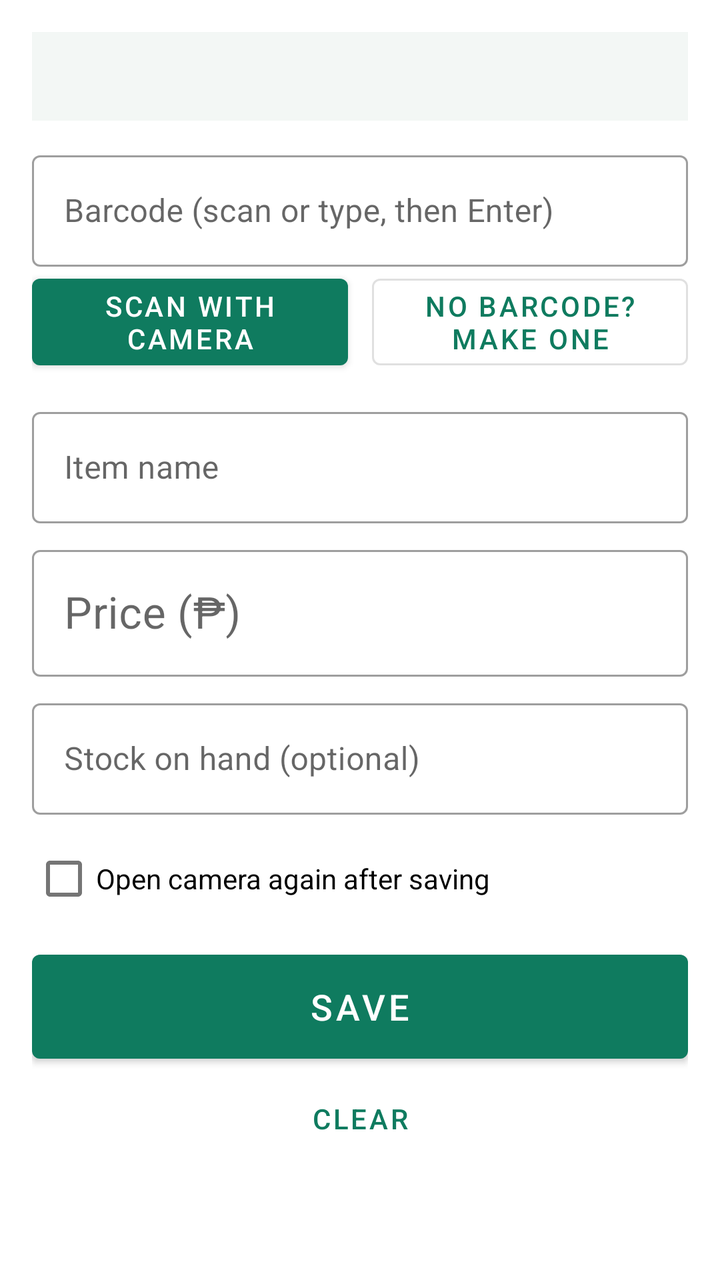
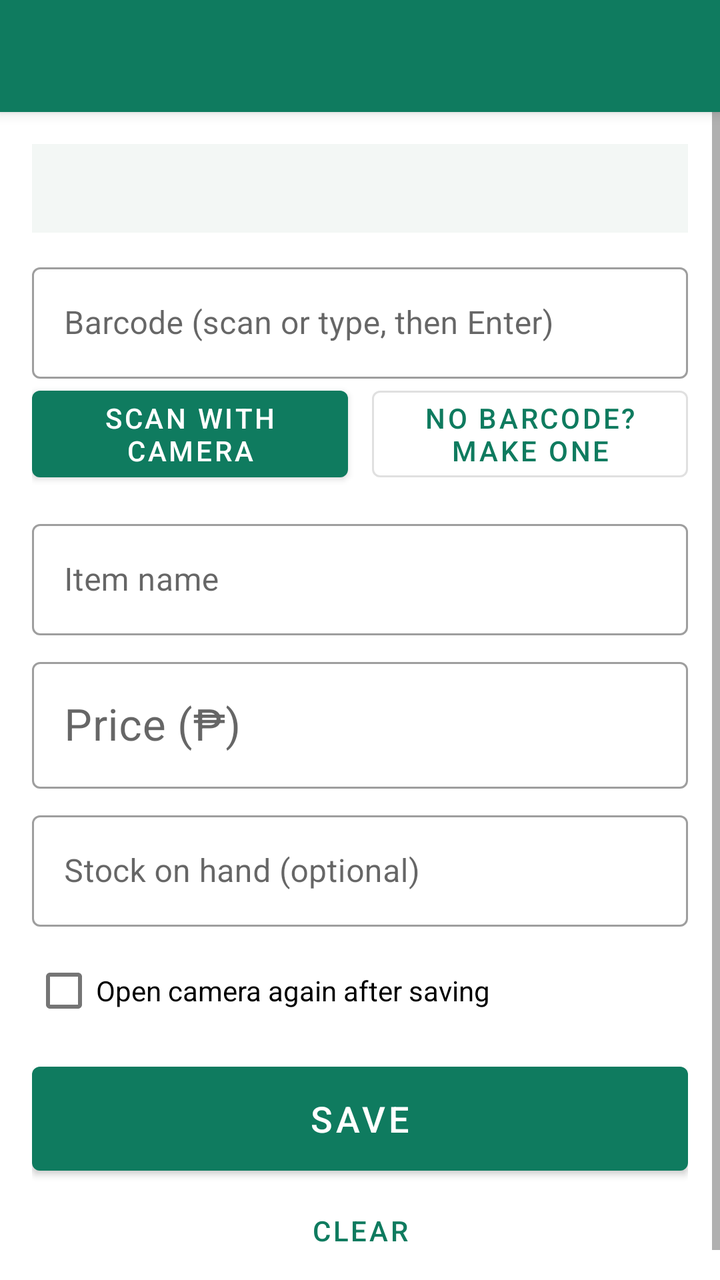

Screens rendered from an Android XML layout before and after an edit, with the pre-edit source and the edit as a unified diff.
<!-- AndroidManifest.xml: application theme Theme.StorePOS -->
<!-- res/layout/activity_register.xml -->
<?xml version="1.0" encoding="utf-8"?>
<ScrollView xmlns:android="http://schemas.android.com/apk/res/android"
    android:layout_width="match_parent"
    android:layout_height="match_parent">

    <LinearLayout
        android:layout_width="match_parent"
        android:layout_height="wrap_content"
        android:orientation="vertical"
        android:padding="16dp">

        <TextView
            android:id="@+id/status"
            android:layout_width="match_parent"
            android:layout_height="wrap_content"
            android:background="@color/card_bg"
            android:padding="12dp"
            android:textSize="15sp" />

        <com.google.android.material.textfield.TextInputLayout
            style="@style/Widget.MaterialComponents.TextInputLayout.OutlinedBox"
            android:layout_width="match_parent"
            android:layout_height="wrap_content"
            android:layout_marginTop="12dp"
            android:hint="@string/hint_barcode">
            <com.google.android.material.textfield.TextInputEditText
                android:id="@+id/fieldBarcode"
                android:layout_width="match_parent"
                android:layout_height="wrap_content"
                android:imeOptions="actionDone"
                android:inputType="text"
                android:maxLines="1"
                android:singleLine="true" />
        </com.google.android.material.textfield.TextInputLayout>

        <LinearLayout
            android:layout_width="match_parent"
            android:layout_height="wrap_content"
            android:orientation="horizontal">
            <com.google.android.material.button.MaterialButton
                android:id="@+id/btnScan"
                android:layout_width="0dp"
                android:layout_height="wrap_content"
                android:layout_marginEnd="6dp"
                android:layout_weight="1"
                android:text="@string/btn_scan" />
            <com.google.android.material.button.MaterialButton
                android:id="@+id/btnGenerate"
                style="@style/Widget.MaterialComponents.Button.OutlinedButton"
                android:layout_width="0dp"
                android:layout_height="wrap_content"
                android:layout_marginStart="6dp"
                android:layout_weight="1"
                android:text="@string/btn_generate" />
        </LinearLayout>

        <com.google.android.material.textfield.TextInputLayout
            style="@style/Widget.MaterialComponents.TextInputLayout.OutlinedBox"
            android:layout_width="match_parent"
            android:layout_height="wrap_content"
            android:layout_marginTop="12dp"
            android:hint="@string/hint_name">
            <com.google.android.material.textfield.TextInputEditText
                android:id="@+id/fieldName"
                android:layout_width="match_parent"
                android:layout_height="wrap_content"
                android:imeOptions="actionNext"
                android:inputType="textCapWords"
                android:maxLines="1"
                android:singleLine="true" />
        </com.google.android.material.textfield.TextInputLayout>

        <com.google.android.material.textfield.TextInputLayout
            style="@style/Widget.MaterialComponents.TextInputLayout.OutlinedBox"
            android:layout_width="match_parent"
            android:layout_height="wrap_content"
            android:layout_marginTop="8dp"
            android:hint="@string/hint_price">
            <com.google.android.material.textfield.TextInputEditText
                android:id="@+id/fieldPrice"
                android:layout_width="match_parent"
                android:layout_height="wrap_content"
                android:imeOptions="actionNext"
                android:inputType="numberDecimal"
                android:maxLines="1"
                android:textSize="22sp" />
        </com.google.android.material.textfield.TextInputLayout>

        <com.google.android.material.textfield.TextInputLayout
            style="@style/Widget.MaterialComponents.TextInputLayout.OutlinedBox"
            android:layout_width="match_parent"
            android:layout_height="wrap_content"
            android:layout_marginTop="8dp"
            android:hint="@string/hint_stock">
            <com.google.android.material.textfield.TextInputEditText
                android:id="@+id/fieldStock"
                android:layout_width="match_parent"
                android:layout_height="wrap_content"
                android:imeOptions="actionDone"
                android:inputType="number"
                android:maxLines="1" />
        </com.google.android.material.textfield.TextInputLayout>

        <CheckBox
            android:id="@+id/checkAutoScan"
            android:layout_width="wrap_content"
            android:layout_height="wrap_content"
            android:layout_marginTop="8dp"
            android:text="@string/auto_scan" />

        <com.google.android.material.button.MaterialButton
            android:id="@+id/btnSave"
            style="@style/BigButton"
            android:text="@string/btn_save" />

        <LinearLayout
            android:layout_width="match_parent"
            android:layout_height="wrap_content"
            android:orientation="horizontal">
            <com.google.android.material.button.MaterialButton
                android:id="@+id/btnClear"
                style="@style/Widget.MaterialComponents.Button.TextButton"
                android:layout_width="0dp"
                android:layout_height="wrap_content"
                android:layout_weight="1"
                android:text="@string/btn_clear" />
            <com.google.android.material.button.MaterialButton
                android:id="@+id/btnDelete"
                style="@style/Widget.MaterialComponents.Button.TextButton"
                android:layout_width="0dp"
                android:layout_height="wrap_content"
                android:layout_weight="1"
                android:text="@string/delete"
                android:textColor="@color/danger"
                android:visibility="gone" />
        </LinearLayout>
    </LinearLayout>
</ScrollView>
<!-- resources referenced by this layout -->
<resources>
  <color name="card_bg">#F3F7F5</color>
  <color name="danger">#C62828</color>
  <string name="auto_scan">Open camera again after saving</string>
  <string name="btn_clear">Clear</string>
  <string name="btn_generate">No barcode? Make one</string>
  <string name="btn_save">Save</string>
  <string name="btn_scan">Scan with camera</string>
  <string name="delete">Delete</string>
  <string name="hint_barcode">Barcode (scan or type, then Enter)</string>
  <string name="hint_name">Item name</string>
  <string name="hint_price">Price (₱)</string>
  <string name="hint_stock">Stock on hand (optional)</string>
  <style name="BigButton" parent="Widget.MaterialComponents.Button">
          <item name="android:layout_width">match_parent</item>
          <item name="android:layout_height">wrap_content</item>
          <item name="android:minHeight">64dp</item>
          <item name="android:textSize">18sp</item>
          <item name="android:layout_marginTop">8dp</item>
      </style>
  <style name="Theme.StorePOS" parent="Theme.MaterialComponents.Light.DarkActionBar">
          <item name="colorPrimary">@color/brand</item>
          <item name="colorPrimaryVariant">@color/brand_dark</item>
          <item name="colorOnPrimary">@android:color/white</item>
          <item name="colorSecondary">@color/accent</item>
          <item name="colorOnSecondary">@android:color/black</item>
          <item name="android:statusBarColor">@color/brand_dark</item>
      </style>
  <color name="brand">#0F7B5F</color>
  <color name="brand_dark">#0A5A45</color>
  <color name="accent">#F2A900</color>
</resources>

<!-- the commit's change to res/layout/activity_register.xml (unified diff, before → after) -->
@@ -1,138 +1,150 @@
 <?xml version="1.0" encoding="utf-8"?>
-<ScrollView xmlns:android="http://schemas.android.com/apk/res/android"
+<LinearLayout xmlns:android="http://schemas.android.com/apk/res/android"
+    android:id="@+id/root"
     android:layout_width="match_parent"
-    android:layout_height="match_parent">
+    android:layout_height="match_parent"
+    android:orientation="vertical">
 
-    <LinearLayout
+    <com.google.android.material.appbar.MaterialToolbar
+        android:id="@+id/toolbar"
+        style="@style/AppToolbar" />
+
+    <ScrollView
         android:layout_width="match_parent"
-        android:layout_height="wrap_content"
-        android:orientation="vertical"
-        android:padding="16dp">
-
-        <TextView
-            android:id="@+id/status"
-            android:layout_width="match_parent"
-            android:layout_height="wrap_content"
-            android:background="@color/card_bg"
-            android:padding="12dp"
-            android:textSize="15sp" />
-
-        <com.google.android.material.textfield.TextInputLayout
-            style="@style/Widget.MaterialComponents.TextInputLayout.OutlinedBox"
-            android:layout_width="match_parent"
-            android:layout_height="wrap_content"
-            android:layout_marginTop="12dp"
-            android:hint="@string/hint_barcode">
-            <com.google.android.material.textfield.TextInputEditText
-                android:id="@+id/fieldBarcode"
-                android:layout_width="match_parent"
-                android:layout_height="wrap_content"
-                android:imeOptions="actionDone"
-                android:inputType="text"
-                android:maxLines="1"
-                android:singleLine="true" />
-        </com.google.android.material.textfield.TextInputLayout>
+        android:layout_height="0dp"
+        android:layout_weight="1">
 
         <LinearLayout
             android:layout_width="match_parent"
             android:layout_height="wrap_content"
-            android:orientation="horizontal">
-            <com.google.android.material.button.MaterialButton
-                android:id="@+id/btnScan"
-                android:layout_width="0dp"
-                android:layout_height="wrap_content"
-                android:layout_marginEnd="6dp"
-                android:layout_weight="1"
-                android:text="@string/btn_scan" />
-            <com.google.android.material.button.MaterialButton
-                android:id="@+id/btnGenerate"
-                style="@style/Widget.MaterialComponents.Button.OutlinedButton"
-                android:layout_width="0dp"
-                android:layout_height="wrap_content"
-                android:layout_marginStart="6dp"
-                android:layout_weight="1"
-                android:text="@string/btn_generate" />
-        </LinearLayout>
+            android:orientation="vertical"
+            android:padding="16dp">
 
-        <com.google.android.material.textfield.TextInputLayout
-            style="@style/Widget.MaterialComponents.TextInputLayout.OutlinedBox"
-            android:layout_width="match_parent"
-            android:layout_height="wrap_content"
-            android:layout_marginTop="12dp"
-            android:hint="@string/hint_name">
-            <com.google.android.material.textfield.TextInputEditText
-                android:id="@+id/fieldName"
+            <TextView
+                android:id="@+id/status"
                 android:layout_width="match_parent"
                 android:layout_height="wrap_content"
-                android:imeOptions="actionNext"
-                android:inputType="textCapWords"
-                android:maxLines="1"
-                android:singleLine="true" />
-        </com.google.android.material.textfield.TextInputLayout>
+                android:background="@color/card_bg"
+                android:padding="12dp"
+                android:textSize="15sp" />
 
-        <com.google.android.material.textfield.TextInputLayout
-            style="@style/Widget.MaterialComponents.TextInputLayout.OutlinedBox"
-            android:layout_width="match_parent"
-            android:layout_height="wrap_content"
-            android:layout_marginTop="8dp"
-            android:hint="@string/hint_price">
-            <com.google.android.material.textfield.TextInputEditText
-                android:id="@+id/fieldPrice"
+            <com.google.android.material.textfield.TextInputLayout
+                style="@style/Widget.MaterialComponents.TextInputLayout.OutlinedBox"
                 android:layout_width="match_parent"
                 android:layout_height="wrap_content"
-                android:imeOptions="actionNext"
-                android:inputType="numberDecimal"
-                android:maxLines="1"
-                android:textSize="22sp" />
-        </com.google.android.material.textfield.TextInputLayout>
+                android:layout_marginTop="12dp"
+                android:hint="@string/hint_barcode">
+                <com.google.android.material.textfield.TextInputEditText
+                    android:id="@+id/fieldBarcode"
+                    android:layout_width="match_parent"
+                    android:layout_height="wrap_content"
+                    android:imeOptions="actionDone"
+                    android:inputType="text"
+                    android:maxLines="1"
+                    android:singleLine="true" />
+            </com.google.android.material.textfield.TextInputLayout>
 
-        <com.google.android.material.textfield.TextInputLayout
-            style="@style/Widget.MaterialComponents.TextInputLayout.OutlinedBox"
-            android:layout_width="match_parent"
-            android:layout_height="wrap_content"
-            android:layout_marginTop="8dp"
-            android:hint="@string/hint_stock">
-            <com.google.android.material.textfield.TextInputEditText
-                android:id="@+id/fieldStock"
+            <LinearLayout
                 android:layout_width="match_parent"
                 android:layout_height="wrap_content"
-                android:imeOptions="actionDone"
-                android:inputType="number"
-                android:maxLines="1" />
-        </com.google.android.material.textfield.TextInputLayout>
+                android:orientation="horizontal">
+                <com.google.android.material.button.MaterialButton
+                    android:id="@+id/btnScan"
+                    android:layout_width="0dp"
+                    android:layout_height="wrap_content"
+                    android:layout_marginEnd="6dp"
+                    android:layout_weight="1"
+                    android:text="@string/btn_scan" />
+                <com.google.android.material.button.MaterialButton
+                    android:id="@+id/btnGenerate"
+                    style="@style/Widget.MaterialComponents.Button.OutlinedButton"
+                    android:layout_width="0dp"
+                    android:layout_height="wrap_content"
+                    android:layout_marginStart="6dp"
+                    android:layout_weight="1"
+                    android:text="@string/btn_generate" />
+            </LinearLayout>
 
-        <CheckBox
-            android:id="@+id/checkAutoScan"
-            android:layout_width="wrap_content"
-            android:layout_height="wrap_content"
-            android:layout_marginTop="8dp"
-            android:text="@string/auto_scan" />
+            <com.google.android.material.textfield.TextInputLayout
+                style="@style/Widget.MaterialComponents.TextInputLayout.OutlinedBox"
+                android:layout_width="match_parent"
+                android:layout_height="wrap_content"
+                android:layout_marginTop="12dp"
+                android:hint="@string/hint_name">
+                <com.google.android.material.textfield.TextInputEditText
+                    android:id="@+id/fieldName"
+                    android:layout_width="match_parent"
+                    android:layout_height="wrap_content"
+                    android:imeOptions="actionNext"
+                    android:inputType="textCapWords"
+                    android:maxLines="1"
+                    android:singleLine="true" />
+            </com.google.android.material.textfield.TextInputLayout>
 
-        <com.google.android.material.button.MaterialButton
-            android:id="@+id/btnSave"
-            style="@style/BigButton"
-            android:text="@string/btn_save" />
+            <com.google.android.material.textfield.TextInputLayout
+                style="@style/Widget.MaterialComponents.TextInputLayout.OutlinedBox"
+                android:layout_width="match_parent"
+                android:layout_height="wrap_content"
+                android:layout_marginTop="8dp"
+                android:hint="@string/hint_price">
+                <com.google.android.material.textfield.TextInputEditText
+                    android:id="@+id/fieldPrice"
+                    android:layout_width="match_parent"
+                    android:layout_height="wrap_content"
+                    android:imeOptions="actionNext"
+                    android:inputType="numberDecimal"
+                    android:maxLines="1"
+                    android:textSize="22sp" />
+            </com.google.android.material.textfield.TextInputLayout>
 
-        <LinearLayout
-            android:layout_width="match_parent"
-            android:layout_height="wrap_content"
-            android:orientation="horizontal">
+            <com.google.android.material.textfield.TextInputLayout
+                style="@style/Widget.MaterialComponents.TextInputLayout.OutlinedBox"
+                android:layout_width="match_parent"
+                android:layout_height="wrap_content"
+                android:layout_marginTop="8dp"
+                android:hint="@string/hint_stock">
+                <com.google.android.material.textfield.TextInputEditText
+                    android:id="@+id/fieldStock"
+                    android:layout_width="match_parent"
+                    android:layout_height="wrap_content"
+                    android:imeOptions="actionDone"
+                    android:inputType="number"
+                    android:maxLines="1" />
+            </com.google.android.material.textfield.TextInputLayout>
+
+            <CheckBox
+                android:id="@+id/checkAutoScan"
+                android:layout_width="wrap_content"
+                android:layout_height="wrap_content"
+                android:layout_marginTop="8dp"
+                android:text="@string/auto_scan" />
+
             <com.google.android.material.button.MaterialButton
-                android:id="@+id/btnClear"
-                style="@style/Widget.MaterialComponents.Button.TextButton"
-                android:layout_width="0dp"
+                android:id="@+id/btnSave"
+                style="@style/BigButton"
+                android:text="@string/btn_save" />
+
+            <LinearLayout
+                android:layout_width="match_parent"
                 android:layout_height="wrap_content"
-                android:layout_weight="1"
-                android:text="@string/btn_clear" />
-            <com.google.android.material.button.MaterialButton
-                android:id="@+id/btnDelete"
-                style="@style/Widget.MaterialComponents.Button.TextButton"
-                android:layout_width="0dp"
-                android:layout_height="wrap_content"
-                android:layout_weight="1"
-                android:text="@string/delete"
-                android:textColor="@color/danger"
-                android:visibility="gone" />
+                android:orientation="horizontal">
+                <com.google.android.material.button.MaterialButton
+                    android:id="@+id/btnClear"
+                    style="@style/Widget.MaterialComponents.Button.TextButton"
+                    android:layout_width="0dp"
+                    android:layout_height="wrap_content"
+                    android:layout_weight="1"
+                    android:text="@string/btn_clear" />
+                <com.google.android.material.button.MaterialButton
+                    android:id="@+id/btnDelete"
+                    style="@style/Widget.MaterialComponents.Button.TextButton"
+                    android:layout_width="0dp"
+                    android:layout_height="wrap_content"
+                    android:layout_weight="1"
+                    android:text="@string/delete"
+                    android:textColor="@color/danger"
+                    android:visibility="gone" />
+            </LinearLayout>
         </LinearLayout>
-    </LinearLayout>
-</ScrollView>
+    </ScrollView>
+</LinearLayout>
<!-- resource entries referenced after the edit -->
@@ -12,6 +12,13 @@
   <string name="hint_name">Item name</string>
   <string name="hint_price">Price (₱)</string>
   <string name="hint_stock">Stock on hand (optional)</string>
+  <style name="AppToolbar" parent="Widget.MaterialComponents.Toolbar.Primary">
+          <item name="android:layout_width">match_parent</item>
+          <item name="android:layout_height">wrap_content</item>
+          <item name="android:minHeight">?attr/actionBarSize</item>
+          <item name="android:background">@color/brand</item>
+          <item name="titleTextColor">@android:color/white</item>
+      </style>
   <style name="BigButton" parent="Widget.MaterialComponents.Button">
           <item name="android:layout_width">match_parent</item>
           <item name="android:layout_height">wrap_content</item>
@@ -19,13 +26,13 @@
           <item name="android:textSize">18sp</item>
           <item name="android:layout_marginTop">8dp</item>
       </style>
-  <style name="Theme.StorePOS" parent="Theme.MaterialComponents.Light.DarkActionBar">
+  <style name="Theme.StorePOS" parent="Theme.MaterialComponents.Light.NoActionBar">
           <item name="colorPrimary">@color/brand</item>
           <item name="colorPrimaryVariant">@color/brand_dark</item>
           <item name="colorOnPrimary">@android:color/white</item>
           <item name="colorSecondary">@color/accent</item>
           <item name="colorOnSecondary">@android:color/black</item>
-          <item name="android:statusBarColor">@color/brand_dark</item>
+          <item name="android:windowBackground">@android:color/white</item>
       </style>
   <color name="brand">#0F7B5F</color>
   <color name="brand_dark">#0A5A45</color>
